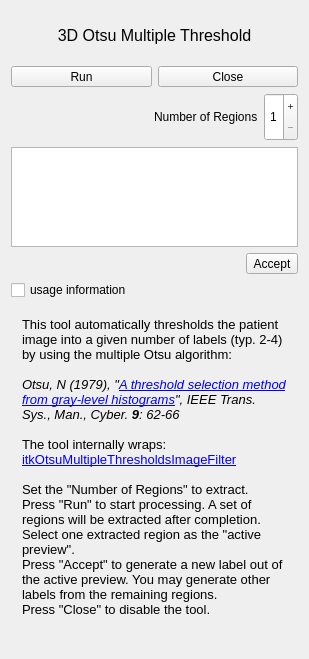
First picture: the form in Modules/SegmentationUI/Qmitk/QmitkOtsuMultipleThresholdTool3DGUIControls.ui, repository MITK/MITK, before the edit.
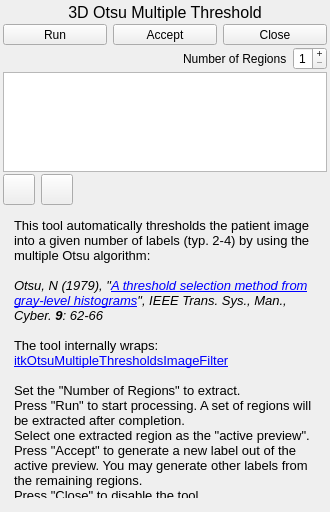
Second picture: the form after the edit. Icons and pictures are not drawn.

Commit message:
added tool buttons for help and advanced tools
fixed some layouts by removing vertical spacers

Patch:
```diff
--- a/Modules/SegmentationUI/Qmitk/QmitkOtsuMultipleThresholdTool3DGUIControls.ui
+++ b/Modules/SegmentationUI/Qmitk/QmitkOtsuMultipleThresholdTool3DGUIControls.ui
@@ -6,8 +6,8 @@
    <rect>
     <x>0</x>
     <y>0</y>
-    <width>309</width>
-    <height>659</height>
+    <width>330</width>
+    <height>512</height>
    </rect>
   </property>
   <property name="sizePolicy">
@@ -29,6 +29,12 @@
    <string/>
   </property>
   <layout class="QVBoxLayout" name="verticalLayout">
+   <property name="spacing">
+    <number>2</number>
+   </property>
+   <property name="margin">
+    <number>3</number>
+   </property>
    <item>
     <widget class="QLabel" name="label">
      <property name="font">
@@ -52,7 +58,7 @@
         <bool>true</bool>
        </property>
        <property name="sizePolicy">
-        <sizepolicy hsizetype="Minimum" vsizetype="Fixed">
+        <sizepolicy hsizetype="MinimumExpanding" vsizetype="Fixed">
          <horstretch>0</horstretch>
          <verstretch>0</verstretch>
         </sizepolicy>
@@ -87,13 +93,54 @@
        </property>
       </widget>
      </item>
+     <item>
+      <widget class="QToolButton" name="m_pbAcceptPreview">
+       <property name="enabled">
+        <bool>true</bool>
+       </property>
+       <property name="sizePolicy">
+        <sizepolicy hsizetype="MinimumExpanding" vsizetype="Fixed">
+         <horstretch>0</horstretch>
+         <verstretch>0</verstretch>
+        </sizepolicy>
+       </property>
+       <property name="toolTip">
+        <string>Replace active label with the current preview result</string>
+       </property>
+       <property name="text">
+        <string>Accept</string>
+       </property>
+       <property name="icon">
+        <iconset resource="../resources/SegmentationUI.qrc">
+         <normaloff>:/Qmitk/Accept_48x48.png</normaloff>:/Qmitk/Accept_48x48.png</iconset>
+       </property>
+       <property name="iconSize">
+        <size>
+         <width>24</width>
+         <height>24</height>
+        </size>
+       </property>
+       <property name="checkable">
+        <bool>false</bool>
+       </property>
+       <property name="checked">
+        <bool>false</bool>
+       </property>
+       <property name="toolButtonStyle">
+        <enum>Qt::ToolButtonTextUnderIcon</enum>
+       </property>
+       <property name="arrowType">
+        <enum>Qt::NoArrow</enum>
+       </property>
+      </widget>
+     </item>
      <item>
       <widget class="QToolButton" name="m_pbCancel">
        <property name="enabled">
         <bool>true</bool>
        </property>
        <property name="sizePolicy">
-        <sizepolicy hsizetype="Minimum" vsizetype="Fixed">
+        <sizepolicy hsizetype="MinimumExpanding" vsizetype="Fixed">
          <horstretch>0</horstretch>
          <verstretch>0</verstretch>
         </sizepolicy>
@@ -225,7 +272,47 @@
    <item>
     <layout class="QHBoxLayout" name="horizontalLayout">
      <item>
-      <spacer name="horizontalSpacer">
+      <widget class="QToolButton" name="m_pbShowInformation">
+       <property name="text">
+        <string/>
+       </property>
+       <property name="icon">
+        <iconset resource="../resources/SegmentationUI.qrc">
+         <normaloff>:/Qmitk/Help_48x48.png</normaloff>:/Qmitk/Help_48x48.png</iconset>
+       </property>
+       <property name="iconSize">
+        <size>
+         <width>24</width>
+         <height>24</height>
+        </size>
+       </property>
+       <property name="checkable">
+        <bool>true</bool>
+       </property>
+      </widget>
+     </item>
+     <item>
+      <widget class="QToolButton" name="m_pbAdvancedTools">
+       <property name="text">
+        <string/>
+       </property>
+       <property name="icon">
+        <iconset resource="../resources/SegmentationUI.qrc">
+         <normaloff>:/Qmitk/AdvancedTools.png</normaloff>:/Qmitk/AdvancedTools.png</iconset>
+       </property>
+       <property name="iconSize">
+        <size>
+         <width>24</width>
+         <height>24</height>
+        </size>
+       </property>
+       <property name="checkable">
+        <bool>true</bool>
+       </property>
+      </widget>
+     </item>
+     <item>
+      <spacer name="horizontalSpacer_3">
        <property name="orientation">
         <enum>Qt::Horizontal</enum>
        </property>
@@ -237,56 +324,8 @@
        </property>
       </spacer>
      </item>
-     <item>
-      <widget class="QToolButton" name="m_pbAcceptPreview">
-       <property name="enabled">
-        <bool>true</bool>
-       </property>
-       <property name="sizePolicy">
-        <sizepolicy hsizetype="Minimum" vsizetype="Fixed">
-         <horstretch>0</horstretch>
-         <verstretch>0</verstretch>
-        </sizepolicy>
-       </property>
-       <property name="toolTip">
-        <string>Replace active label with the current preview result</string>
-       </property>
-       <property name="text">
-        <string>Accept</string>
-       </property>
-       <property name="icon">
-        <iconset resource="../resources/SegmentationUI.qrc">
-         <normaloff>:/Qmitk/Accept_48x48.png</normaloff>:/Qmitk/Accept_48x48.png</iconset>
-       </property>
-       <property name="iconSize">
-        <size>
-         <width>24</width>
-         <height>24</height>
-        </size>
-       </property>
-       <property name="checkable">
-        <bool>false</bool>
-       </property>
-       <property name="checked">
-        <bool>false</bool>
-       </property>
-       <property name="toolButtonStyle">
-        <enum>Qt::ToolButtonTextUnderIcon</enum>
-       </property>
-       <property name="arrowType">
-        <enum>Qt::NoArrow</enum>
-       </property>
-      </widget>
-     </item>
     </layout>
    </item>
-   <item>
-    <widget class="QCheckBox" name="m_cbShowInformation">
-     <property name="text">
-      <string>usage information</string>
-     </property>
-    </widget>
-   </item>
    <item>
     <widget class="QWidget" name="m_InformationWidget" native="true">
      <property name="minimumSize">
@@ -327,22 +366,6 @@
      </layout>
     </widget>
    </item>
-   <item>
-    <spacer name="verticalSpacer">
-     <property name="orientation">
-      <enum>Qt::Vertical</enum>
-     </property>
-     <property name="sizeType">
-      <enum>QSizePolicy::Preferred</enum>
-     </property>
-     <property name="sizeHint" stdset="0">
-      <size>
-       <width>20</width>
-       <height>5</height>
-      </size>
-     </property>
-    </spacer>
-   </item>
   </layout>
  </widget>
  <layoutdefault spacing="6" margin="11"/>
```
Left out of the diff: 2 changed lines with no effect on the pictures. The commit also changes 32 other files.
